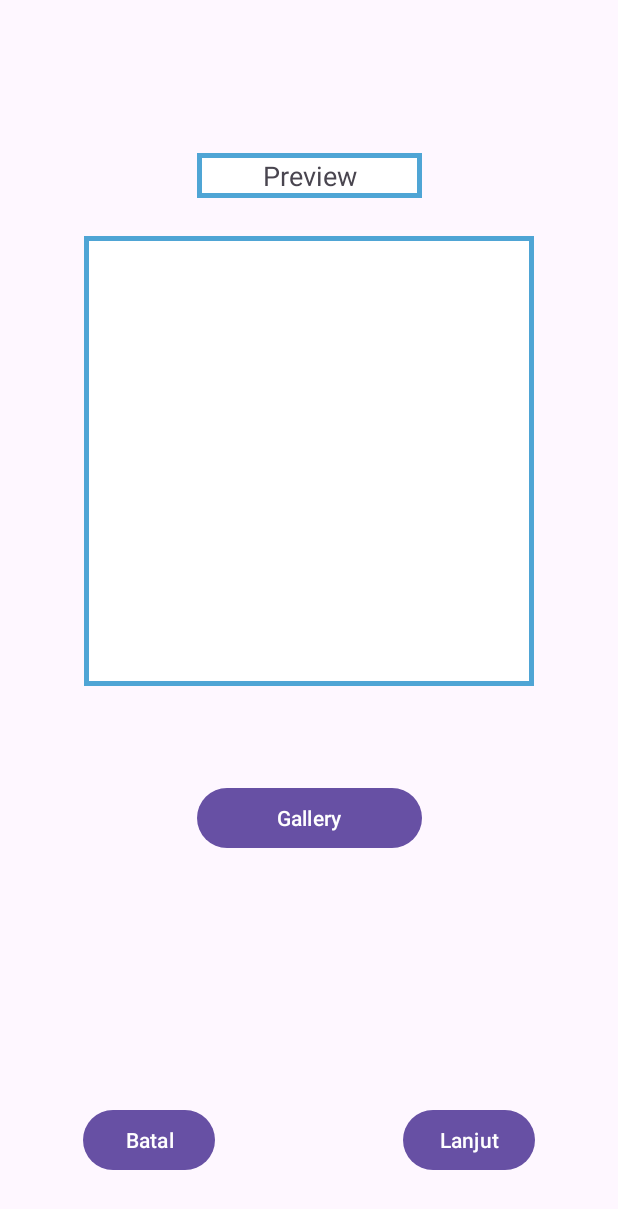
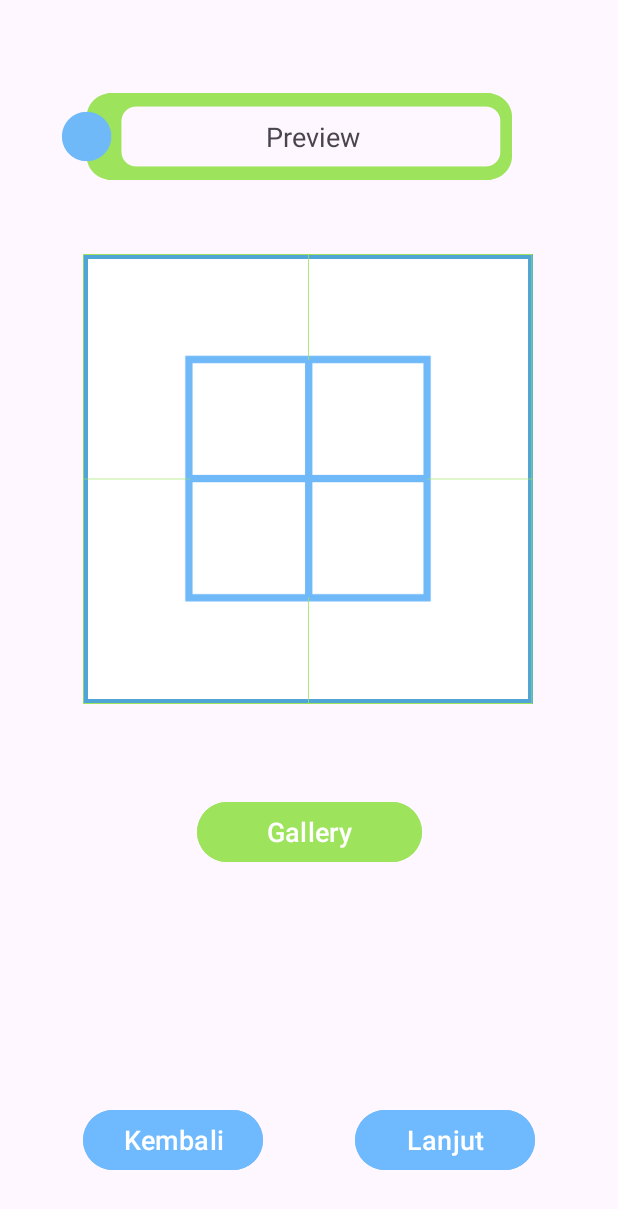
Before and after one commit to SilverMane44/MiSense, an Android app: the layout activity_import_image.xml on its own in the app's theme, with its tools: preview values and no code run, on a phone screen of 412 x 824 dp. Shown: the top 1209 px of the screen. Run offline under Robolectric (Android 15) with nearby library versions, the phone set to English and light mode, and no system bars.

Commit message:
Preview Guide
import gallery preview guide
s.e.

```diff
--- a/app/src/main/java/com/enable/misense/ImportImage.kt
+++ b/app/src/main/java/com/enable/misense/ImportImage.kt
@@ -19,6 +19,8 @@ class ImportImage : AppCompatActivity() {
         setContentView(binding.root)
 
         binding.btnOpengallery.setOnClickListener { startGallery() }
+        binding.btnPrev.setOnClickListener { finish() }
+
 
     }
 
--- a/app/src/main/res/layout/activity_import_image.xml
+++ b/app/src/main/res/layout/activity_import_image.xml
@@ -6,18 +6,28 @@
     android:layout_height="match_parent"
     tools:context=".ImportImage">
 
+    <ImageView
+        android:id="@+id/imageView2"
+        android:layout_width="300dp"
+        android:layout_height="wrap_content"
+        android:layout_marginTop="2dp"
+        android:layout_marginRight="30dp"
+        app:layout_constraintEnd_toEndOf="parent"
+        app:layout_constraintStart_toStartOf="parent"
+        app:layout_constraintTop_toTopOf="parent"
+        app:srcCompat="@drawable/pageheader1" />
+
     <TextView
-        android:layout_width="150dp"
-        android:layout_height="30dp"
-        android:background="@drawable/back"
+        android:id="@+id/textView2"
+        android:layout_width="250dp"
+        android:layout_height="40dp"
+        android:layout_marginEnd="8dp"
         android:gravity="center"
         android:text="@string/preview"
         android:textSize="8pt"
-        app:layout_constraintBottom_toTopOf="@+id/imageView"
-        app:layout_constraintEnd_toEndOf="parent"
-        app:layout_constraintStart_toStartOf="parent"
-        app:layout_constraintTop_toTopOf="parent"
-        app:layout_constraintVertical_bias="0.8" />
+        app:layout_constraintBottom_toBottomOf="@+id/imageView2"
+        app:layout_constraintEnd_toEndOf="@+id/imageView2"
+        app:layout_constraintTop_toTopOf="@+id/imageView2" />
 
     <ImageView
         android:id="@+id/imageView"
@@ -26,14 +36,18 @@
         android:background="@drawable/back"
         app:layout_constraintBottom_toBottomOf="parent"
         app:layout_constraintEnd_toEndOf="parent"
+        app:layout_constraintHorizontal_bias="0.495"
         app:layout_constraintStart_toStartOf="parent"
-        app:layout_constraintTop_toTopOf="parent"
-        app:layout_constraintVertical_bias="0.3" />
+        app:layout_constraintTop_toBottomOf="@+id/textView2"
+        app:layout_constraintVertical_bias="0.14" />
 
     <Button
         android:id="@+id/btn_opengallery"
         android:layout_width="150dp"
         android:layout_height="wrap_content"
+        android:backgroundTint="@color/enablelightgreen"
+        android:textSize="8pt"
+        android:padding="3pt"
         android:text="@string/btn_gallery"
         app:layout_constraintBottom_toBottomOf="parent"
         app:layout_constraintEnd_toEndOf="parent"
@@ -42,21 +56,36 @@
         app:layout_constraintVertical_bias="0.2" />
 
     <Button
-        android:layout_width="wrap_content"
+        android:id="@+id/btn_next"
+        android:layout_width="120dp"
         android:layout_height="wrap_content"
         android:layout_marginEnd="55dp"
         android:layout_marginBottom="40dp"
+        android:backgroundTint="@color/enableblue"
         android:text="@string/btn_next"
+        android:textSize="8pt"
+        android:padding="3pt"
         app:layout_constraintBottom_toBottomOf="parent"
         app:layout_constraintEnd_toEndOf="parent" />
 
     <Button
-        android:layout_width="wrap_content"
+        android:id="@+id/btn_prev"
+        android:layout_width="120dp"
         android:layout_height="wrap_content"
-        android:text="@string/btn_cancel"
+        android:text="@string/btn_prev"
         android:layout_marginStart="55dp"
         android:layout_marginBottom="40dp"
+        android:backgroundTint="@color/enableblue"
+        android:textSize="8pt"
+        android:padding="3pt"
         app:layout_constraintBottom_toBottomOf="parent"
         app:layout_constraintStart_toStartOf="parent" />
 
+    <ImageView
+        android:layout_width="300dp"
+        android:layout_height="300dp"
+        app:layout_constraintBottom_toBottomOf="@+id/imageView"
+        app:layout_constraintEnd_toEndOf="@+id/imageView"
+        app:srcCompat="@drawable/zoneguide" />
+
 </androidx.constraintlayout.widget.ConstraintLayout>
--- a/app/src/main/res/values/colors.xml
+++ b/app/src/main/res/values/colors.xml
@@ -2,4 +2,8 @@
 <resources>
     <color name="black">#FF000000</color>
     <color name="white">#FFFFFFFF</color>
+    <color name="enableblue">#6fb9fe</color>
+    <color name="enablelightgreen">#9ee35c</color>
+    <color name="enabledarkgreen">#5bb380</color>
+
 </resources>
--- a/app/src/main/res/values/strings.xml
+++ b/app/src/main/res/values/strings.xml
@@ -1,6 +1,6 @@
 <resources>
     <string name="app_name">MiSense</string>
-    <string name="welcome">Selamat datang di MiSense \n Silakan pilih senyawa yang ingin di deteksi</string>
+    <string name="welcome">Selamat datang di MiSense \n Pilih senyawa yang akan di deteksi</string>
     <!--    Instruction for measurement-->
     <string name="inst_dopamine">Petunjuk Pengukuran Dopamin</string>
     <string name="inst_glucose">Petunjuk Pengukuran Glukosa</string>
@@ -11,6 +11,7 @@
     <string name="btn_glucose">Glukosa</string>
     <string name="btn_nadh">NADH</string>
     <string name="btn_gallery">Gallery</string>
+    <string name="btn_prev">Kembali</string>
     <string name="btn_next">Lanjut</string>
     <string name="btn_retry">Ulangi</string>
     <string name="btn_select">Pilih</string>
```
Also changed, not shown: app/src/main/res/layout/activity_instruction_dopamine.xml (+12 -4 lines), app/src/main/res/layout/activity_main.xml (+15 -5 lines), app/src/main/res/drawable/logoenable.png (renamed from app/src/main/res/drawable/LogoEnable.png), app/src/main/res/drawable/pageheader1.png (added), app/src/main/res/drawable/zoneguide.png (added).
